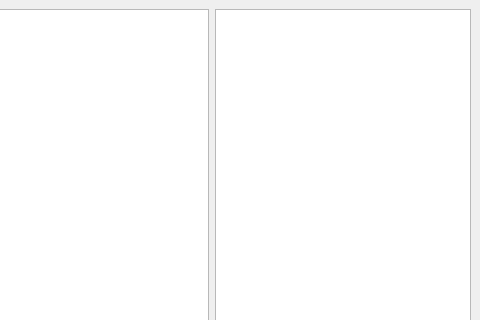
First picture: the form in src/gui/MainWindow.ui, repository orkiman/MachineController, before the edit; both pictures show x 320 to 800 and y 0 to 320 of the 800 by 600 pixel window.
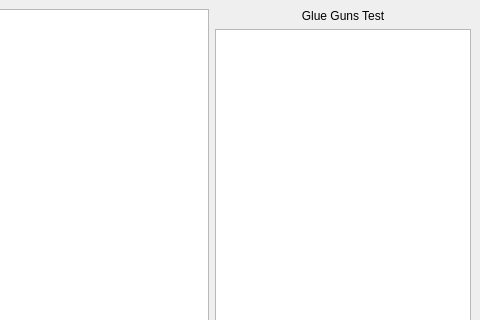
Second picture: the form after the edit.

Commit message: title added to glue gun test

```diff
--- a/src/gui/MainWindow.ui
+++ b/src/gui/MainWindow.ui
@@ -63,6 +63,18 @@
        </widget>
       </item>
       <item>
+       <layout class="QVBoxLayout" name="glueTestPanelLayout">
+        <item>
+         <widget class="QLabel" name="glueTestTitleLabel">
+          <property name="text">
+           <string>Glue Guns Test</string>
+          </property>
+          <property name="alignment">
+           <set>Qt::AlignCenter</set>
+          </property>
+         </widget>
+        </item>
+        <item>
        <widget class="QTableWidget" name="glueTestTable">
         <property name="sizePolicy">
          <sizepolicy hsizetype="Preferred" vsizetype="Expanding">
@@ -77,6 +89,8 @@
          <enum>QAbstractItemView::SelectionMode::NoSelection</enum>
         </property>
        </widget>
+        </item>
+       </layout>
       </item>
      </layout>
     </item>
```
Lines whose indentation alone changed are shown as unchanged. The commit also changes 1 other file.
